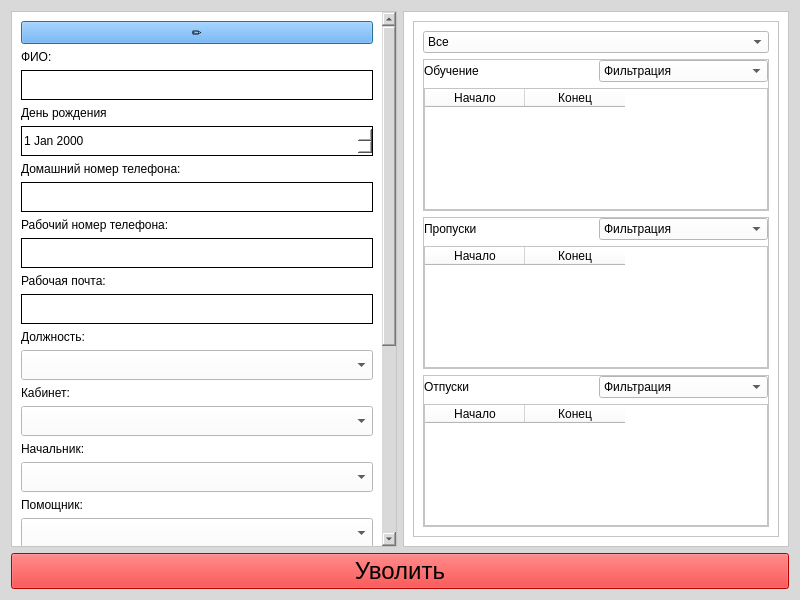
First picture: the form in session2/desktop/edit_employee.ui, repository DEV-m1k0/preparation_to_professionals, before the edit.
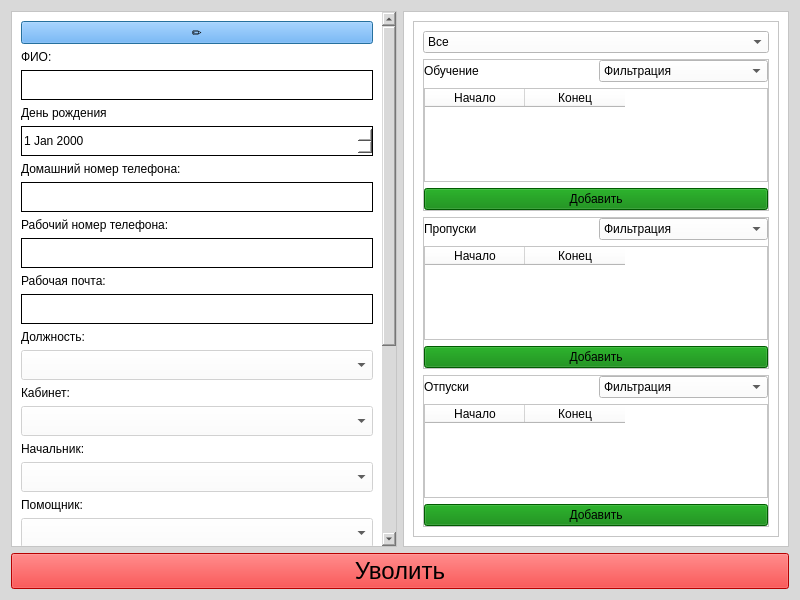
Second picture: the form after the edit.

```diff
--- a/session2/desktop/edit_employee.ui
+++ b/session2/desktop/edit_employee.ui
@@ -63,7 +63,7 @@
           <property name="geometry">
            <rect>
             <x>0</x>
-            <y>0</y>
+            <y>-364</y>
             <width>367</width>
             <height>899</height>
            </rect>
@@ -298,6 +298,9 @@
              </item>
              <item>
               <widget class="QComboBox" name="optional_job_titles">
+               <property name="enabled">
+                <bool>false</bool>
+               </property>
                <property name="sizePolicy">
                 <sizepolicy hsizetype="Expanding" vsizetype="Expanding">
                  <horstretch>0</horstretch>
@@ -332,6 +335,9 @@
              </item>
              <item>
               <widget class="QComboBox" name="optional_cabinets">
+               <property name="enabled">
+                <bool>false</bool>
+               </property>
                <property name="sizePolicy">
                 <sizepolicy hsizetype="Expanding" vsizetype="Expanding">
                  <horstretch>0</horstretch>
@@ -366,6 +372,9 @@
              </item>
              <item>
               <widget class="QComboBox" name="optional_boss">
+               <property name="enabled">
+                <bool>false</bool>
+               </property>
                <property name="sizePolicy">
                 <sizepolicy hsizetype="Expanding" vsizetype="Expanding">
                  <horstretch>0</horstretch>
@@ -400,6 +409,9 @@
              </item>
              <item>
               <widget class="QComboBox" name="optional_helpers_2">
+               <property name="enabled">
+                <bool>false</bool>
+               </property>
                <property name="sizePolicy">
                 <sizepolicy hsizetype="Expanding" vsizetype="Expanding">
                  <horstretch>0</horstretch>
@@ -768,6 +780,17 @@
                    </column>
                   </widget>
                  </item>
+                 <item>
+                  <widget class="QPushButton" name="pushButton_add_education">
+                   <property name="styleSheet">
+                    <string notr="true">background-color: green;
+</string>
+                   </property>
+                   <property name="text">
+                    <string>Добавить</string>
+                   </property>
+                  </widget>
+                 </item>
                 </layout>
                </widget>
               </item>
@@ -848,6 +871,17 @@
                    </column>
                   </widget>
                  </item>
+                 <item>
+                  <widget class="QPushButton" name="pushButton_add_skips">
+                   <property name="styleSheet">
+                    <string notr="true">background-color: green;
+</string>
+                   </property>
+                   <property name="text">
+                    <string>Добавить</string>
+                   </property>
+                  </widget>
+                 </item>
                 </layout>
                </widget>
               </item>
@@ -933,6 +967,17 @@
                    </column>
                   </widget>
                  </item>
+                 <item>
+                  <widget class="QPushButton" name="pushButton_add_vacation">
+                   <property name="styleSheet">
+                    <string notr="true">background-color: green;
+</string>
+                   </property>
+                   <property name="text">
+                    <string>Добавить</string>
+                   </property>
+                  </widget>
+                 </item>
                 </layout>
                </widget>
               </item>
```
Left out of the diff: 33 changed lines with no effect on the pictures.
